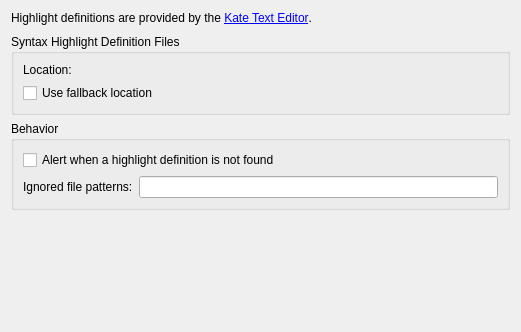
The window that src/plugins/texteditor/generichighlighter/highlightersettingspage.ui (qt-creator/qt-creator) describes before a commit, drawn with Qt 5.
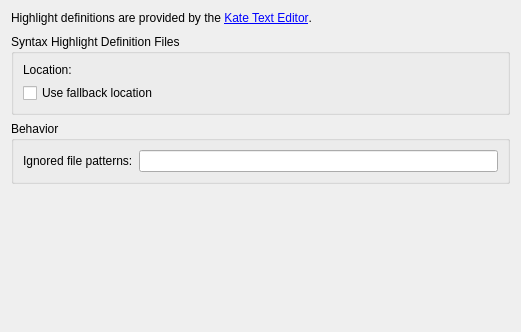
The same window after the commit. Custom widgets are drawn as their Qt base class.

What changed in the file:
```diff
--- a/src/plugins/texteditor/generichighlighter/highlightersettingspage.ui
+++ b/src/plugins/texteditor/generichighlighter/highlightersettingspage.ui
@@ -106,13 +106,6 @@
       <string>Behavior</string>
      </property>
      <layout class="QVBoxLayout" name="verticalLayout_2">
-      <item>
-       <widget class="QCheckBox" name="alertWhenNoDefinition">
-        <property name="text">
-         <string>Alert when a highlight definition is not found</string>
-        </property>
-       </widget>
-      </item>
       <item>
        <layout class="QHBoxLayout" name="horizontalLayout_2">
         <item>
```
Left out of the diff: 1 changed line with no effect on the pictures.
